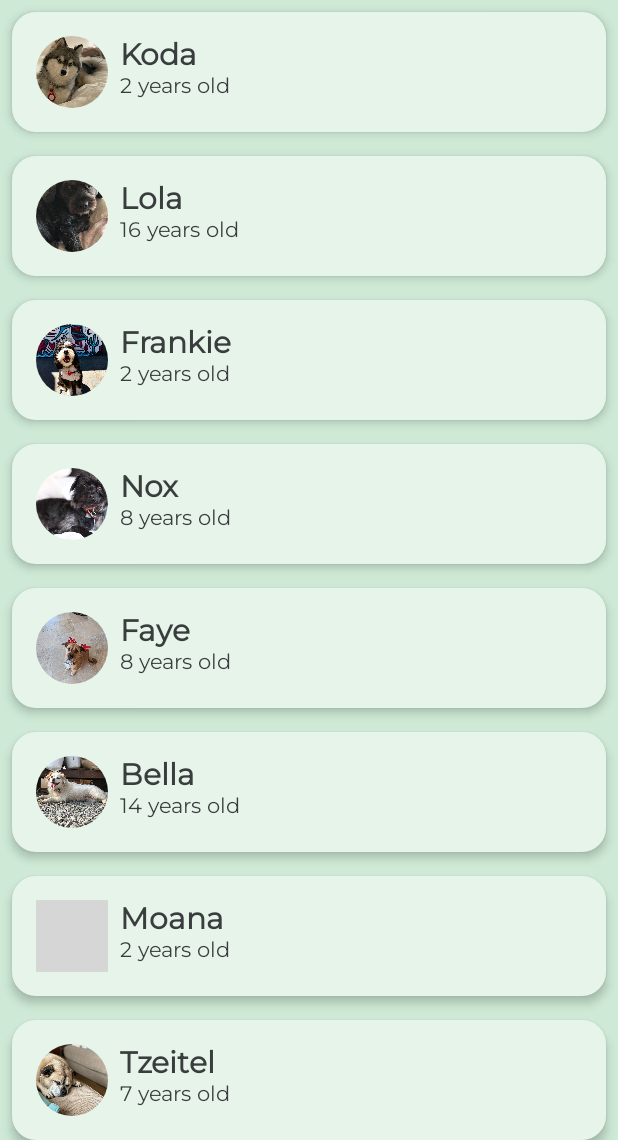
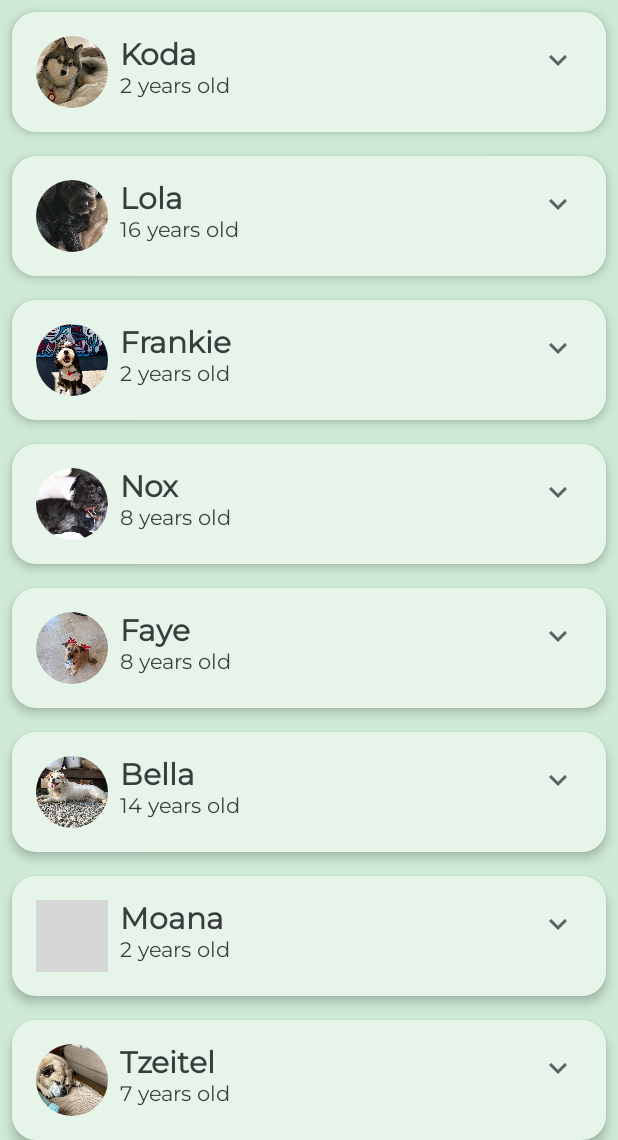
Before and after one commit to victor-medeiros/material-compose-training-woof, an Android app built with Jetpack Compose: the screen it shows after launch (MainActivity), on a phone screen of 412 x 824 dp, the part 96-1236 px from its top. Run offline under Robolectric (Android 15) with nearby library versions, the phone set to English and light mode, and no system bars; grey boxes are pictures that could not be loaded.

Commit message:
:lipstick: Adding dog hobby section

```diff
--- a/app/src/main/java/com/example/woof/MainActivity.kt
+++ b/app/src/main/java/com/example/woof/MainActivity.kt
@@ -22,19 +22,15 @@ import androidx.annotation.DrawableRes
 import androidx.annotation.StringRes
 import androidx.compose.foundation.Image
 import androidx.compose.foundation.background
-import androidx.compose.foundation.layout.Column
-import androidx.compose.foundation.layout.Row
-import androidx.compose.foundation.layout.fillMaxWidth
-import androidx.compose.foundation.layout.padding
-import androidx.compose.foundation.layout.size
+import androidx.compose.foundation.layout.*
 import androidx.compose.foundation.lazy.LazyColumn
 import androidx.compose.foundation.lazy.items
 import androidx.compose.foundation.shape.RoundedCornerShape
-import androidx.compose.material.Card
-import androidx.compose.material.MaterialTheme
-import androidx.compose.material.Scaffold
-import androidx.compose.material.Text
-import androidx.compose.runtime.Composable
+import androidx.compose.material.*
+import androidx.compose.material.icons.Icons
+import androidx.compose.material.icons.filled.ExpandLess
+import androidx.compose.material.icons.filled.ExpandMore
+import androidx.compose.runtime.*
 import androidx.compose.ui.Alignment
 import androidx.compose.ui.Modifier
 import androidx.compose.ui.draw.clip
@@ -88,10 +84,12 @@ fun WoofApp() {
  */
 @Composable
 fun DogItem(dog: Dog, modifier: Modifier = Modifier) {
+    var expanded by remember { mutableStateOf(false) }
     Card(
         modifier = modifier.padding(8.dp),
         elevation = 4.dp
     ) {
+        Column {
             Row(
                 modifier = Modifier
                     .fillMaxWidth()
@@ -99,6 +97,12 @@ fun DogItem(dog: Dog, modifier: Modifier = Modifier) {
             ) {
                 DogIcon(dog.imageResourceId)
                 DogInformation(dog.name, dog.age)
+                Spacer(modifier = Modifier.weight(1f))
+                DogItemButton(expanded = expanded, onClick = { expanded = !expanded })
+            }
+            if (expanded) {
+                DogHobby(dogHobby = dog.hobbies)
+            }
         }
     }
 }
@@ -124,6 +128,19 @@ fun DogIcon(@DrawableRes dogIcon: Int, modifier: Modifier = Modifier) {
          */
         contentDescription = null
     )
+}
+
+@Composable
+fun DogHobby(@StringRes dogHobby: Int, modifier: Modifier = Modifier) {
+    Column(modifier = modifier.padding(
+        start = 16.dp,
+        top = 8.dp,
+        end = 16.dp,
+        bottom = 16.dp
+    )) {
+        Text(text = stringResource(id = R.string.about), style = MaterialTheme.typography.h2)
+        Text(text = stringResource(id = dogHobby), style = MaterialTheme.typography.body1)
+    }
 }
 
 /**
@@ -169,6 +186,21 @@ fun WoofTopAppBar(modifier: Modifier = Modifier) {
     }
 }
 
+@Composable
+fun DogItemButton(
+    expanded: Boolean,
+    onClick: () -> Unit,
+    modifier: Modifier = Modifier
+) {
+    IconButton(onClick = onClick) {
+        Icon(
+            imageVector = if (expanded) Icons.Filled.ExpandLess else Icons.Filled.ExpandMore,
+            contentDescription = stringResource(id = R.string.expand_button_content_description),
+            tint = MaterialTheme.colors.secondary
+        )
+    }
+}
+
 /**
  * Composable that displays what the UI of the app looks like in light theme in the design tab.
  */
```
Lines whose indentation alone changed are shown as unchanged.
